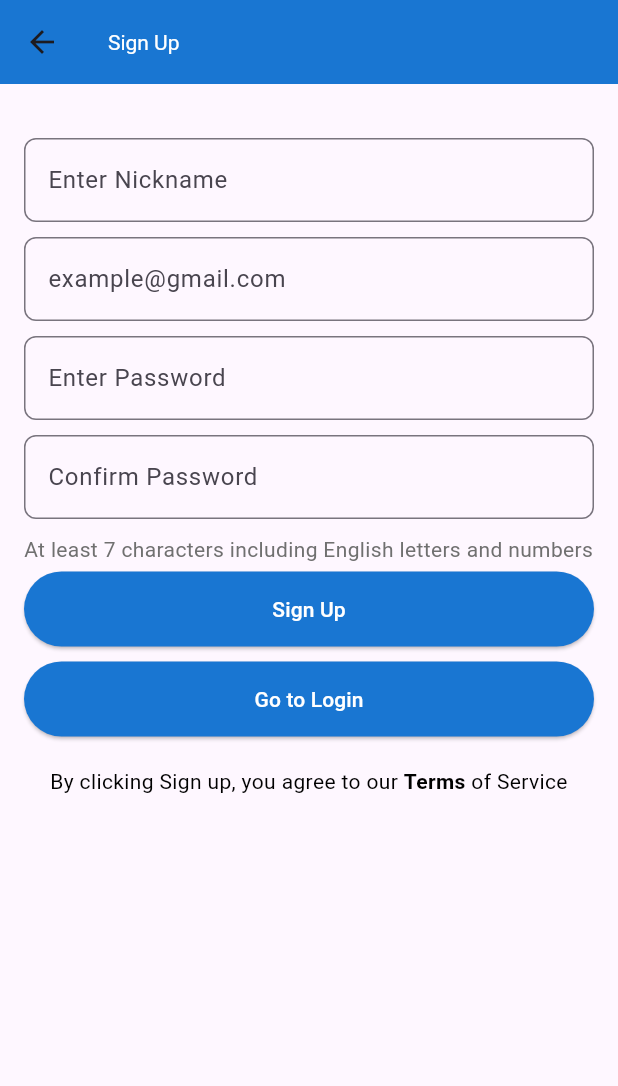
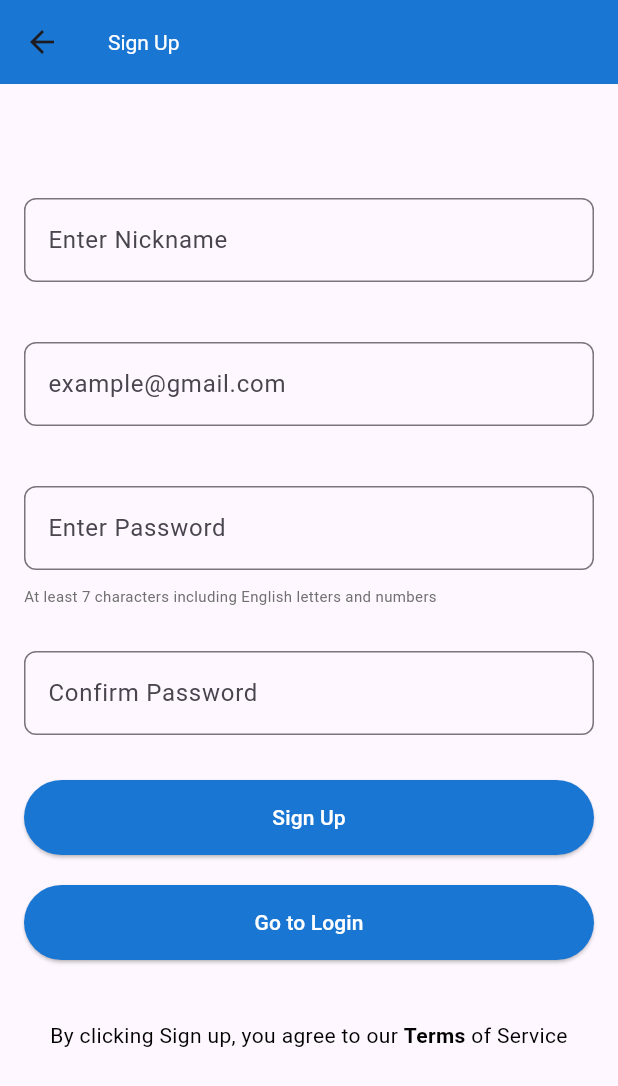
Before and after one commit to kyuhyunSung02/nanoCalendar, a Flutter app: the SignUpScreen screen opened directly, on a phone screen of 412 x 824 dp. Shown: the top 1086 px of the screen. Run offline on Flutter 3.47's test engine with Material 3 defaults, Android fonts, the phone set to English and light mode, and no system bars; our stand-ins replace cloud_firestore, firebase_auth, firebase_core, flutter_slidable, syncfusion_flutter_calendar, table_calendar; accounts and stored records are empty.

Commit message:
fix : signup margin

```diff
--- a/untitled/lib/screen/signup_screen.dart
+++ b/untitled/lib/screen/signup_screen.dart
@@ -65,7 +65,7 @@ class _SignUpScreenState extends State<SignUpScreen> {
               mainAxisAlignment: MainAxisAlignment.start,
               crossAxisAlignment: CrossAxisAlignment.stretch,
               children: [
-                const SizedBox(height: 20), // 화면 상단과의 여백
+                const SizedBox(height: 60), // 화면 상단과의 여백
                 TextFormField(
                   controller: _nameController,
                   decoration: InputDecoration(
@@ -81,7 +81,7 @@ class _SignUpScreenState extends State<SignUpScreen> {
                     return null;
                   },
                 ),
-                const SizedBox(height: 10), // 여백 추가
+                const SizedBox(height: 40), // 여백 추가
                 TextFormField(
                   controller: _emailController,
                   decoration: InputDecoration(
@@ -97,7 +97,7 @@ class _SignUpScreenState extends State<SignUpScreen> {
                     return null;
                   },
                 ),
-                const SizedBox(height: 10), // 여백 추가
+                const SizedBox(height: 40), // 여백 추가
                 TextFormField(
                   controller: _passwordController,
                   obscureText: true,
@@ -120,6 +120,13 @@ class _SignUpScreenState extends State<SignUpScreen> {
                   },
                 ),
                 const SizedBox(height: 10), // 여백 추가
+                const Text(
+                  "At least 7 characters including English letters and numbers",
+                  style: TextStyle(
+                      color: Color.fromARGB(255, 112, 112, 112), fontSize: 10),
+                ),
+
+                const SizedBox(height: 30), // 여백 추가
                 TextFormField(
                   controller: _confirmPasswordController,
                   obscureText: true,
@@ -138,12 +145,7 @@ class _SignUpScreenState extends State<SignUpScreen> {
                     return null;
                   },
                 ),
-                const SizedBox(height: 10), // 여백 추가
-                const Text(
-                  "At least 7 characters including English letters and numbers",
-                  style: TextStyle(color: Color.fromARGB(255, 112, 112, 112)),
-                ),
-                const SizedBox(height: 5), // 여백 추가
+                const SizedBox(height: 30), // 여백 추가
                 if (_isLoading)
                   const CircularProgressIndicator()
                 else
@@ -156,7 +158,7 @@ class _SignUpScreenState extends State<SignUpScreen> {
                       }
                     },
                   ),
-                const SizedBox(height: 10), // 여백 추가
+                const SizedBox(height: 20), // 여백 추가
                 CustomButton(
                   text: "Go to Login",
                   color: const Color(0xFF1976D2),
@@ -167,7 +169,7 @@ class _SignUpScreenState extends State<SignUpScreen> {
                     );
                   },
                 ),
-                const SizedBox(height: 20), // 여백 추가
+                const SizedBox(height: 40), // 여백 추가
                 const Text.rich(
                   TextSpan(
                     text: 'By clicking Sign up, you agree to our ',
```
